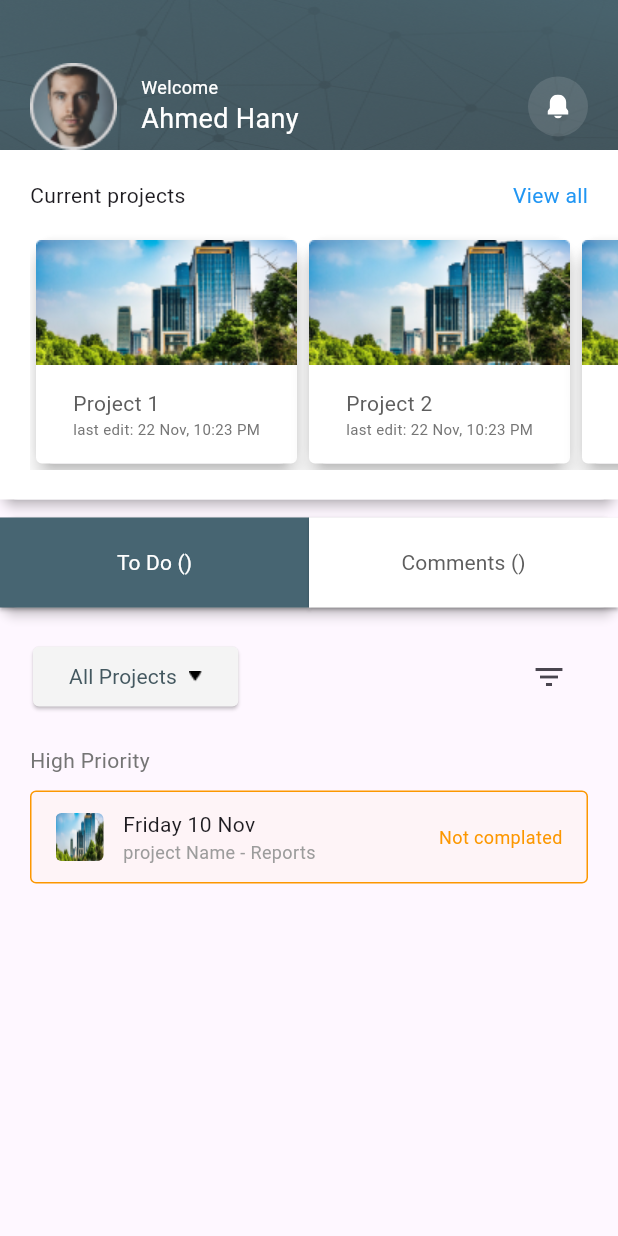
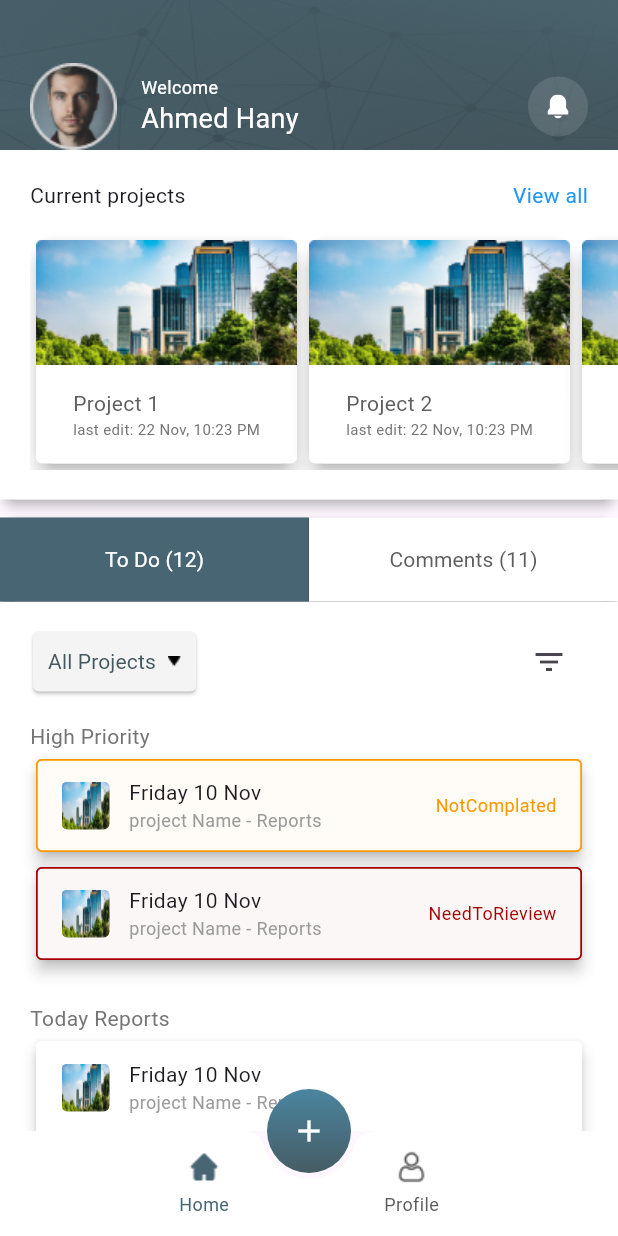
Before and after one commit to ahmed-shorbagy/test_screens, a Flutter app: the HomeView screen opened by its route, on a phone screen of 412 x 824 dp. Run offline on Flutter 3.47's test engine with Material 3 defaults, Android fonts, the phone set to English and light mode, and no system bars; our stand-ins replace flutter_svg, get.

Commit message:
Add new widgets and update existing ones in home view
- Added new widgets: CurrentProjectsSection, HighPirioritySection, ToDayReportsSection
- Updated existing widgets: ToDoProjectsItem, ToDoSection
- Added new dependencies: convex_bottom_bar, persistent_bottom_nav_bar
- Updated pubspec.yaml file to include new dependencies.

```diff
--- a/lib/app/data/models/todo_projects_item_model.dart
+++ b/lib/app/data/models/todo_projects_item_model.dart
@@ -1,8 +1,11 @@
 class ToDoProjectsItemModel {
-  String title, imag, subtitle, status;
+  String title, image, subtitle;
+  ToDoStatus status;
   ToDoProjectsItemModel(
       {required this.title,
-      required this.imag,
+      required this.image,
       required this.subtitle,
       required this.status});
 }
+
+enum ToDoStatus { NeedToRieview, NotComplated, approved }
--- a/lib/app/modules/home/views/home_view.dart
+++ b/lib/app/modules/home/views/home_view.dart
@@ -1,52 +1,35 @@
 import 'package:flutter/material.dart';
-import 'package:flutter/widgets.dart';
-import 'package:get/get.dart';
-import 'package:test_screens/app/modules/home/views/widgets/current_project_list.dart';
-import 'package:test_screens/app/modules/home/views/widgets/home_app_bar.dart';
+import 'package:test_screens/app/modules/home/views/widgets/current_projects_section.dart';
+import 'package:test_screens/app/modules/home/views/widgets/home_bottom_bar.dart';
+import 'package:test_screens/app/modules/home/views/widgets/home_floating_button.dart';
 import 'package:test_screens/app/modules/home/views/widgets/todo_and_comments_pageView_section.dart';
 
-import '../controllers/home_controller.dart';
-import 'widgets/current_projects_list_title.dart';
+import 'widgets/home_app_bar.dart';
 
-class HomeView extends GetView<HomeController> {
+class HomeView extends StatelessWidget {
   const HomeView({super.key});
 
   @override
   Widget build(BuildContext context) {
-    return Scaffold(
-      appBar: const PreferredSize(
+    return const Scaffold(
+      floatingActionButtonLocation: FloatingActionButtonLocation.centerDocked,
+      floatingActionButton: HomeFloatinButton(),
+      appBar: PreferredSize(
         preferredSize: Size.fromHeight(100),
         child: HomeAppBar(),
       ),
-      body: Column(
-        children: [
-          Card(
-            elevation: 3,
-            margin: EdgeInsets.zero,
-            child: Container(
-              decoration: const BoxDecoration(color: Colors.white),
-              child: const Padding(
-                padding: EdgeInsets.only(top: 20, left: 20, bottom: 20),
-                child: Column(
-                  children: [
-                    CurrentProjectsListTitle(),
-                    SizedBox(
-                      height: 16,
-                    ),
-                    IntrinsicHeight(
-                      child: CurrentProjectsList(),
-                    ),
-                  ],
-                ),
-              ),
+      body: Expanded(
+        child: Column(
+          children: [
+            CurrentProjectsSection(),
+            SizedBox(height: 12),
+            Expanded(
+              child: ToDoAndCommentsPageViewSection(),
             ),
-          ),
-          const SizedBox(
-            height: 12,
-          ),
-          const ToDoAndCommentsPageViewSection()
-        ],
+          ],
+        ),
       ),
+      bottomNavigationBar: HomeBottomBar(),
     );
   }
 }
--- /dev/null
+++ b/lib/app/modules/home/views/widgets/current_projects_section.dart
@@ -0,0 +1,35 @@
+import 'package:flutter/material.dart';
+
+import 'current_project_list.dart';
+import 'current_projects_list_title.dart';
+
+class CurrentProjectsSection extends StatelessWidget {
+  const CurrentProjectsSection({
+    super.key,
+  });
+
+  @override
+  Widget build(BuildContext context) {
+    return Card(
+      elevation: 3,
+      margin: EdgeInsets.zero,
+      child: Container(
+        decoration: const BoxDecoration(color: Colors.white),
+        child: const Padding(
+          padding: EdgeInsets.only(top: 20, left: 20, bottom: 20),
+          child: Column(
+            children: [
+              CurrentProjectsListTitle(),
+              SizedBox(
+                height: 16,
+              ),
+              IntrinsicHeight(
+                child: CurrentProjectsList(),
+              ),
+            ],
+          ),
+        ),
+      ),
+    );
+  }
+}
--- /dev/null
+++ b/lib/app/modules/home/views/widgets/high_pritiority_section.dart
@@ -0,0 +1,40 @@
+import 'package:flutter/material.dart';
+import 'package:test_screens/app/data/models/todo_projects_item_model.dart';
+import 'package:test_screens/app/modules/home/views/widgets/todo_projects_item.dart';
+import 'package:test_screens/core/utils/app_styles.dart';
+import 'package:test_screens/core/utils/assets.dart';
+
+class HighPirioritySection extends StatelessWidget {
+  const HighPirioritySection({
+    super.key,
+  });
+
+  @override
+  Widget build(BuildContext context) {
+    List<ToDoProjectsItemModel> toDoProjectsItemModelList = [
+      ToDoProjectsItemModel(
+          title: "Friday 10 Nov",
+          image: Assets.imagesProject1,
+          subtitle: "project Name - Reports",
+          status: ToDoStatus.NotComplated),
+      ToDoProjectsItemModel(
+          title: "Friday 10 Nov",
+          image: Assets.imagesProject1,
+          subtitle: "project Name - Reports",
+          status: ToDoStatus.NeedToRieview),
+    ];
+    return Column(
+      crossAxisAlignment: CrossAxisAlignment.stretch,
+      children: [
+        Text(
+          "High Priority",
+          style: AppStyles.regular14.copyWith(color: const Color(0xff757575)),
+        ),
+        ...toDoProjectsItemModelList.map((e) => Padding(
+              padding: const EdgeInsets.symmetric(vertical: 1),
+              child: ToDoProjectsItem(toDoProjectsItemModel: e),
+            )),
+      ],
+    );
+  }
+}
--- /dev/null
+++ b/lib/app/modules/home/views/widgets/home_bottom_bar.dart
@@ -0,0 +1,49 @@
+import 'package:flutter/material.dart';
+
+import '../../../../../core/utils/app_styles.dart';
+import '../../../../../core/utils/assets.dart';
+
+class HomeBottomBar extends StatelessWidget {
+  const HomeBottomBar({
+    super.key,
+  });
+
+  @override
+  Widget build(BuildContext context) {
+    return BottomAppBar(
+      height: 70,
+      shape: const CircularNotchedRectangle(),
+      elevation: 0,
+      color: Colors.white,
+      child: Row(
+        mainAxisAlignment: MainAxisAlignment.spaceEvenly,
+        children: [
+          GestureDetector(
+            onTap: () {},
+            child: Column(
+              children: [
+                Image.asset(Assets.imagesHome),
+                const SizedBox(height: 4),
+                Text("Home",
+                    style: AppStyles.regular12
+                        .copyWith(color: const Color(0xff476572))),
+              ],
+            ),
+          ),
+          GestureDetector(
+            onTap: () {},
+            child: Column(
+              children: [
+                Image.asset(Assets.imagesProfile),
+                const SizedBox(height: 4),
+                Text("Profile",
+                    style: AppStyles.regular12
+                        .copyWith(color: const Color(0xff5C5C5C))),
+              ],
+            ),
+          )
+        ],
+      ),
+    );
+  }
+}
--- /dev/null
+++ b/lib/app/modules/home/views/widgets/home_floating_button.dart
@@ -0,0 +1,35 @@
+import 'package:flutter/material.dart';
+
+class HomeFloatinButton extends StatelessWidget {
+  const HomeFloatinButton({
+    super.key,
+  });
+
+  @override
+  Widget build(BuildContext context) {
+    return FloatingActionButton(
+      elevation: 0,
+      backgroundColor: Colors.transparent,
+      onPressed: () {},
+      child: Container(
+        height: 60,
+        width: 60,
+        decoration: const BoxDecoration(
+          shape: BoxShape.circle,
+          gradient: LinearGradient(
+            colors: [
+              Color(0xff465C65),
+              Color(0xff4B859F),
+            ],
+            begin: Alignment.bottomCenter,
+            end: Alignment.topCenter,
+          ),
+        ),
+        child: const Icon(
+          Icons.add,
+          color: Colors.white,
+        ),
+      ),
+    );
+  }
+}
--- a/lib/app/modules/home/views/widgets/pageView_OptionsButtons.dart
+++ b/lib/app/modules/home/views/widgets/pageView_OptionsButtons.dart
@@ -40,11 +40,11 @@ class _PageViewOptionButtonsState extends State<PageViewOptionButtons> {
                   backgroundColor: WidgetStatePropertyAll(
                       isToDoSelected ? const Color(0xff476572) : Colors.white),
                   padding: const WidgetStatePropertyAll(
-                      EdgeInsets.symmetric(vertical: 20)),
+                      EdgeInsets.symmetric(vertical: 18)),
                   shape:
                       const WidgetStatePropertyAll(RoundedRectangleBorder())),
               child: Text(
-                "To Do ()",
+                "To Do (12)",
                 style: AppStyles.regular14.copyWith(
                     color: isToDoSelected
                         ? Colors.white
@@ -58,7 +58,7 @@ class _PageViewOptionButtonsState extends State<PageViewOptionButtons> {
                   backgroundColor: WidgetStatePropertyAll(
                       !isToDoSelected ? const Color(0xff476572) : Colors.white),
                   padding: const WidgetStatePropertyAll(
-                      EdgeInsets.symmetric(vertical: 20)),
+                      EdgeInsets.symmetric(vertical: 18)),
                   shape:
                       const WidgetStatePropertyAll(RoundedRectangleBorder())),
               onPressed: () {
@@ -72,7 +72,7 @@ class _PageViewOptionButtonsState extends State<PageViewOptionButtons> {
                 );
               },
               child: Text(
-                "Comments ()",
+                "Comments (11)",
                 style: AppStyles.regular14.copyWith(
                     color: !isToDoSelected
                         ? Colors.white
--- a/lib/app/modules/home/views/widgets/to_do_options_section.dart
+++ b/lib/app/modules/home/views/widgets/to_do_options_section.dart
@@ -16,6 +16,8 @@ class ToDoSectionOptions extends StatelessWidget {
         ElevatedButton(
           onPressed: () {},
           style: ButtonStyle(
+              padding: const WidgetStatePropertyAll(
+                  EdgeInsets.symmetric(horizontal: 10, vertical: 2)),
               backgroundColor: const WidgetStatePropertyAll(Color(0xffF4F4F4)),
               shape: WidgetStatePropertyAll(RoundedRectangleBorder(
                 borderRadius: BorderRadius.circular(4),
--- /dev/null
+++ b/lib/app/modules/home/views/widgets/today_reports_section.dart
@@ -0,0 +1,39 @@
+import 'package:flutter/widgets.dart';
+import 'package:test_screens/app/modules/home/views/widgets/todo_projects_item.dart';
+import 'package:test_screens/core/utils/app_styles.dart';
+import 'package:test_screens/core/utils/assets.dart';
+
+import '../../../../data/models/todo_projects_item_model.dart';
+
+class ToDayReportsSection extends StatelessWidget {
+  const ToDayReportsSection({super.key});
+
+  @override
+  Widget build(BuildContext context) {
+    List<ToDoProjectsItemModel> toDoProjectsItemModelList = [
+      ToDoProjectsItemModel(
+          title: "Friday 10 Nov",
+          image: Assets.imagesProject1,
+          subtitle: "project Name - Reports",
+          status: ToDoStatus.approved),
+      ToDoProjectsItemModel(
+          title: "Friday 10 Nov",
+          image: Assets.imagesProject1,
+          subtitle: "project Name - Reports",
+          status: ToDoStatus.approved),
+    ];
+    return Column(
+      crossAxisAlignment: CrossAxisAlignment.stretch,
+      children: [
+        Text(
+          "Today Reports",
+          style: AppStyles.regular14.copyWith(color: const Color(0xff757575)),
+        ),
+        ...toDoProjectsItemModelList.map((e) => Padding(
+              padding: const EdgeInsets.symmetric(vertical: 1),
+              child: ToDoProjectsItem(toDoProjectsItemModel: e),
+            )),
+      ],
+    );
+  }
+}
--- a/lib/app/modules/home/views/widgets/todo_and_comments_pageView_section.dart
+++ b/lib/app/modules/home/views/widgets/todo_and_comments_pageView_section.dart
@@ -21,12 +21,12 @@ class _ToDoAndCommentsPageViewSectionState
   @override
   Widget build(BuildContext context) {
     return Container(
-      decoration: const BoxDecoration(),
+      width: double.infinity,
+      decoration: const BoxDecoration(color: Colors.white),
       child: Column(
         children: [
           const PageViewOptionButtons(),
-          SizedBox(
-            height: 300,
+          Expanded(
             child: PageView(
               controller: pageController,
               children: const [ToDoSection(), CeommentsSection()],
--- a/lib/app/modules/home/views/widgets/todo_projects_item.dart
+++ b/lib/app/modules/home/views/widgets/todo_projects_item.dart
@@ -1,4 +1,5 @@
 import 'package:flutter/material.dart';
+import 'package:test_screens/app/data/models/todo_projects_item_model.dart';
 import 'package:test_screens/core/utils/app_styles.dart';
 
 import '../../../../../core/utils/assets.dart';
@@ -6,17 +7,38 @@ import '../../../../../core/utils/assets.dart';
 class ToDoProjectsItem extends StatelessWidget {
   const ToDoProjectsItem({
     super.key,
+    required this.toDoProjectsItemModel,
   });
+  final ToDoProjectsItemModel toDoProjectsItemModel;
+  Color _getColor(ToDoStatus status) {
+    switch (status) {
+      case ToDoStatus.NeedToRieview:
+        return const Color(0xffA70000);
+      case ToDoStatus.approved:
+        return Colors.white;
+      case ToDoStatus.NotComplated:
+        return const Color(0xffFC9700);
+      default:
+        return Colors.grey;
+    }
+  }
 
   @override
   Widget build(BuildContext context) {
-    return Container(
+    return Card.outlined(
+      shape: RoundedRectangleBorder(
+          borderRadius: BorderRadius.circular(4),
+          side: BorderSide(
+              color: _getColor(toDoProjectsItemModel.status), width: 1)),
+      color: Colors.white,
+      elevation: 4,
+      child: Container(
         height: 62,
         decoration: BoxDecoration(
             borderRadius: BorderRadius.circular(4),
-          color: const Color(0xffFC9700).withOpacity(0.03),
+            color: _getColor(toDoProjectsItemModel.status).withOpacity(0.03),
             border: Border.all(
-            color: const Color(0xffFC9700),
+              color: _getColor(toDoProjectsItemModel.status),
             )),
         child: Padding(
           padding: const EdgeInsets.symmetric(horizontal: 16),
@@ -27,10 +49,10 @@ class ToDoProjectsItem extends StatelessWidget {
                 width: 32,
                 decoration: BoxDecoration(
                   borderRadius: BorderRadius.circular(4),
-                image: const DecorationImage(
+                  image: DecorationImage(
                     fit: BoxFit.fill,
                     image: AssetImage(
-                    Assets.imagesProject1,
+                      toDoProjectsItemModel.image,
                     ),
                   ),
                 ),
@@ -43,21 +65,25 @@ class ToDoProjectsItem extends StatelessWidget {
                 crossAxisAlignment: CrossAxisAlignment.start,
                 children: [
                   Text(
-                  "Friday 10 Nov",
+                    toDoProjectsItemModel.title,
                     style: AppStyles.regular14,
                   ),
                   Text(
-                  "project Name - Reports",
+                    toDoProjectsItemModel.subtitle,
                     style: AppStyles.regular12
                         .copyWith(color: const Color(0xff9C9C9C)),
                   )
                 ],
               ),
               const Spacer(),
-            Text("Not complated",
-                style: AppStyles.regular12
-                    .copyWith(color: const Color(0xffFC9700))),
+              Text(
+                toDoProjectsItemModel.status.toString().split('.').last,
+                style: AppStyles.regular12.copyWith(
+                  color: _getColor(toDoProjectsItemModel.status),
+                ),
+              ),
             ],
+          ),
         ),
       ),
     );
--- a/lib/app/modules/home/views/widgets/todo_section.dart
+++ b/lib/app/modules/home/views/widgets/todo_section.dart
@@ -1,7 +1,7 @@
 import 'package:flutter/material.dart';
+import 'package:test_screens/app/modules/home/views/widgets/high_pritiority_section.dart';
 import 'package:test_screens/app/modules/home/views/widgets/to_do_options_section.dart';
-import 'package:test_screens/app/modules/home/views/widgets/todo_projects_item.dart';
-import 'package:test_screens/core/utils/app_styles.dart';
+import 'package:test_screens/app/modules/home/views/widgets/today_reports_section.dart';
 
 class ToDoSection extends StatelessWidget {
   const ToDoSection({super.key});
@@ -9,30 +9,27 @@ class ToDoSection extends StatelessWidget {
   @override
   Widget build(BuildContext context) {
     return Container(
+      decoration: const BoxDecoration(color: Colors.white),
+      child: const SingleChildScrollView(
         child: Column(
           children: [
-          const Padding(
-            padding: EdgeInsets.all(22),
+            Padding(
+              padding: EdgeInsets.symmetric(horizontal: 22, vertical: 16),
               child: ToDoSectionOptions(),
             ),
             Padding(
-            padding: const EdgeInsets.symmetric(horizontal: 20),
-            child: Column(
-              crossAxisAlignment: CrossAxisAlignment.stretch,
-              children: [
-                Text(
-                  "High Priority",
-                  style: AppStyles.regular14
-                      .copyWith(color: const Color(0xff757575)),
+              padding: EdgeInsets.symmetric(horizontal: 20),
+              child: HighPirioritySection(),
             ),
-                const SizedBox(
-                  height: 10,
+            SizedBox(
+              height: 24,
             ),
-                const ToDoProjectsItem()
+            Padding(
+              padding: EdgeInsets.symmetric(horizontal: 20),
+              child: ToDayReportsSection(),
+            ),
           ],
         ),
-          )
-        ],
       ),
     );
   }
--- a/lib/core/utils/assets.dart
+++ b/lib/core/utils/assets.dart
@@ -13,6 +13,8 @@ class Assets {
   /// assets/images/project1.svg
   static const String imagesProject1 = "assets/images/preject1.png";
   static const String imagesArrowDown = "assets/images/arrowdown.png";
+  static const String imagesHome = "assets/images/home.png";
+  static const String imagesProfile = "assets/images/profile.png";
 
   /// Assets for imagesProject2
   /// assets/images/project2.svg
--- a/pubspec.yaml
+++ b/pubspec.yaml
@@ -6,11 +6,13 @@ environment:
   sdk: '>=3.4.3 <4.0.0'
 
 dependencies:
+  convex_bottom_bar: ^3.2.0
   cupertino_icons: ^1.0.6
   flutter:
     sdk: flutter
   flutter_svg: ^2.0.10+1
   get: 4.6.6
+  persistent_bottom_nav_bar: ^6.2.1
 
 dev_dependencies:
   flutter_lints: 4.0.0
```
Also changed, not shown: assets/images/home.png (added), assets/images/profile.png (added), pubspec.lock. Lines whose indentation alone changed are shown as unchanged.
